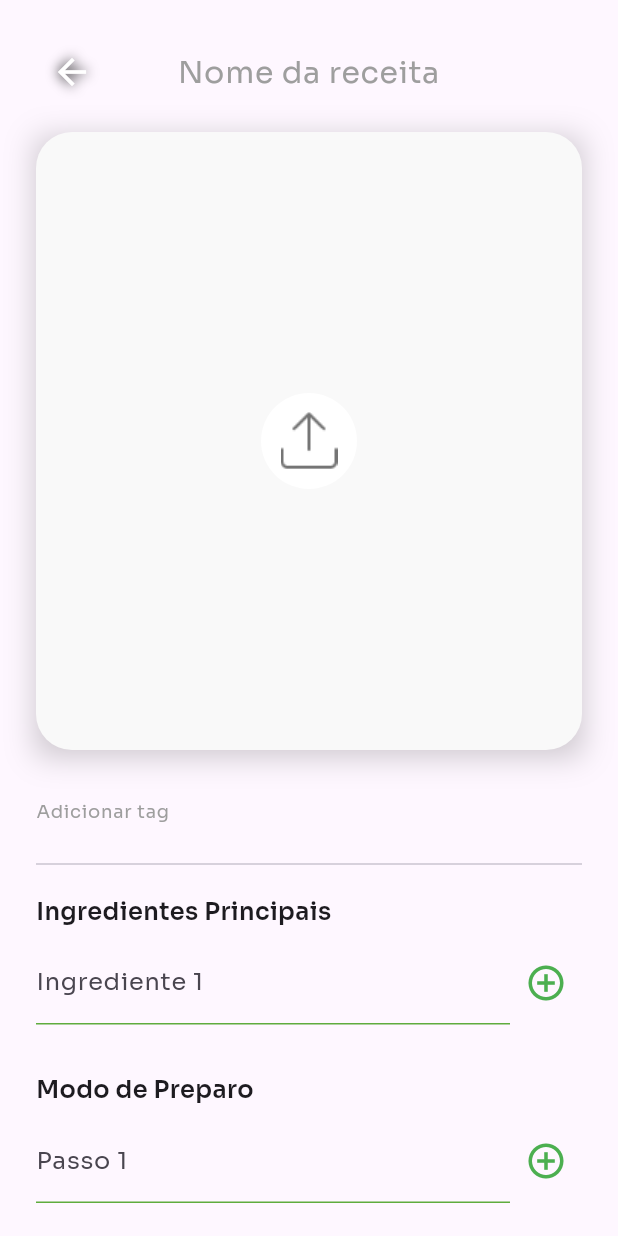
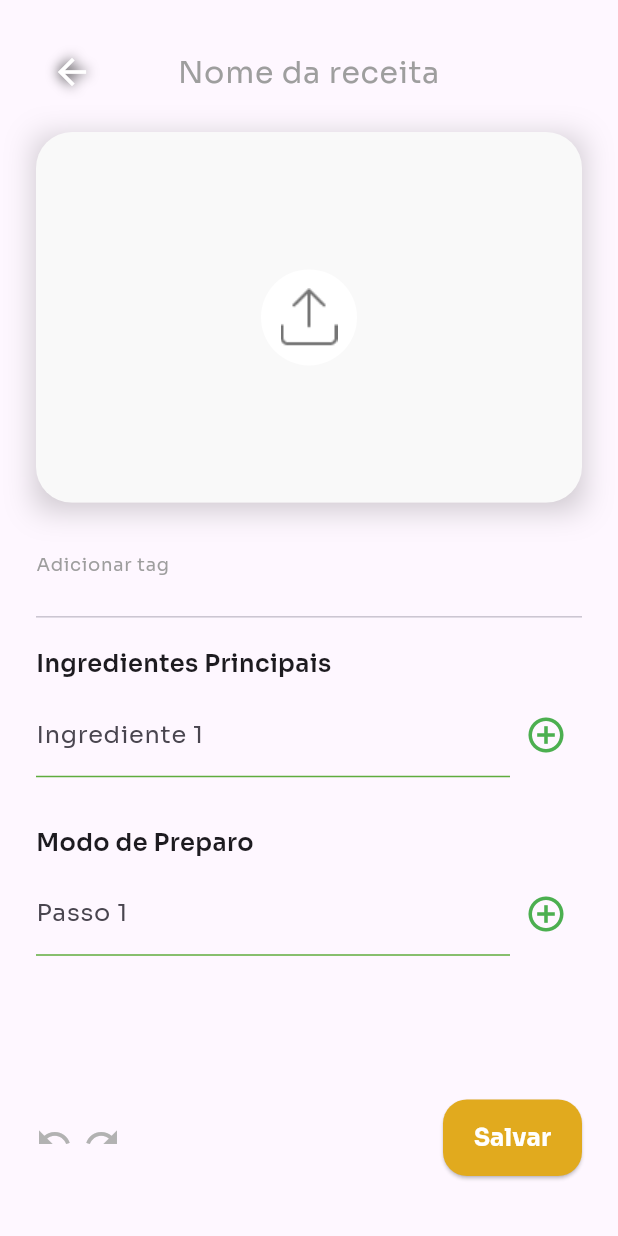
Before and after one commit to franbs2/EatS, a Flutter app: the AddRecipePage screen opened directly, on a phone screen of 412 x 824 dp. Run offline on Flutter 3.47's test engine with Material 3 defaults, Android fonts, the phone set to English and light mode, and no system bars; our stand-ins replace carousel_slider, cloud_firestore, firebase_auth, firebase_core, firebase_storage, flutter_rating_bar and 4 more; accounts and stored records are empty; generated files the repository leaves out were written again.

Commit message:
fix: Add Attribute Height

```diff
--- a/lib/presentation/widget/upload_widget.dart
+++ b/lib/presentation/widget/upload_widget.dart
@@ -1,8 +1,10 @@
+// ignore_for_file: public_member_api_docs, sort_constructors_first
 import 'dart:typed_data';
+
+import 'package:flutter/material.dart';
 
 import 'package:eats/core/style/color.dart';
 import 'package:eats/core/style/images_app.dart';
-import 'package:flutter/material.dart';
 
 /// [UploadWidget] é um widget que exibe uma área para upload de imagem.
 ///
@@ -21,13 +23,19 @@ import 'package:flutter/material.dart';
 
 class UploadWidget extends StatelessWidget {
   /// Função de callback que é chamada quando o widget é clicado.
+  final double height;
   final VoidCallback ontap;
 
   /// Lista de bytes que representa a imagem de fundo. Pode ser nula.
   final Uint8List? backgroundImage;
 
   /// Construtor do widget que exige a função [ontap] e opcionalmente a [backgroundImage].
-  const UploadWidget({super.key, required this.ontap, this.backgroundImage});
+  const UploadWidget({
+    super.key,
+    this.height = 0.5,
+    required this.ontap,
+    this.backgroundImage,
+  });
 
   @override
   Widget build(BuildContext context) {
@@ -35,12 +43,14 @@ class UploadWidget extends StatelessWidget {
       // Define o comportamento ao clicar no widget.
       onTap: ontap,
       child: Container(
-        height: MediaQuery.of(context).size.height * 0.5,
+        height: MediaQuery.of(context).size.height * height,
         width: double.infinity,
         decoration: BoxDecoration(
           color: backgroundImage == null
-              ? AppTheme.backgroundColor // Cor de fundo padrão se nenhuma imagem for fornecida.
-              : AppTheme.backgroundColor, // Cor de fundo alternativa para quando a imagem é fornecida.
+              ? AppTheme
+                  .backgroundColor // Cor de fundo padrão se nenhuma imagem for fornecida.
+              : AppTheme
+                  .backgroundColor, // Cor de fundo alternativa para quando a imagem é fornecida.
           image: backgroundImage != null
               ? DecorationImage(
                   image: MemoryImage(
```
